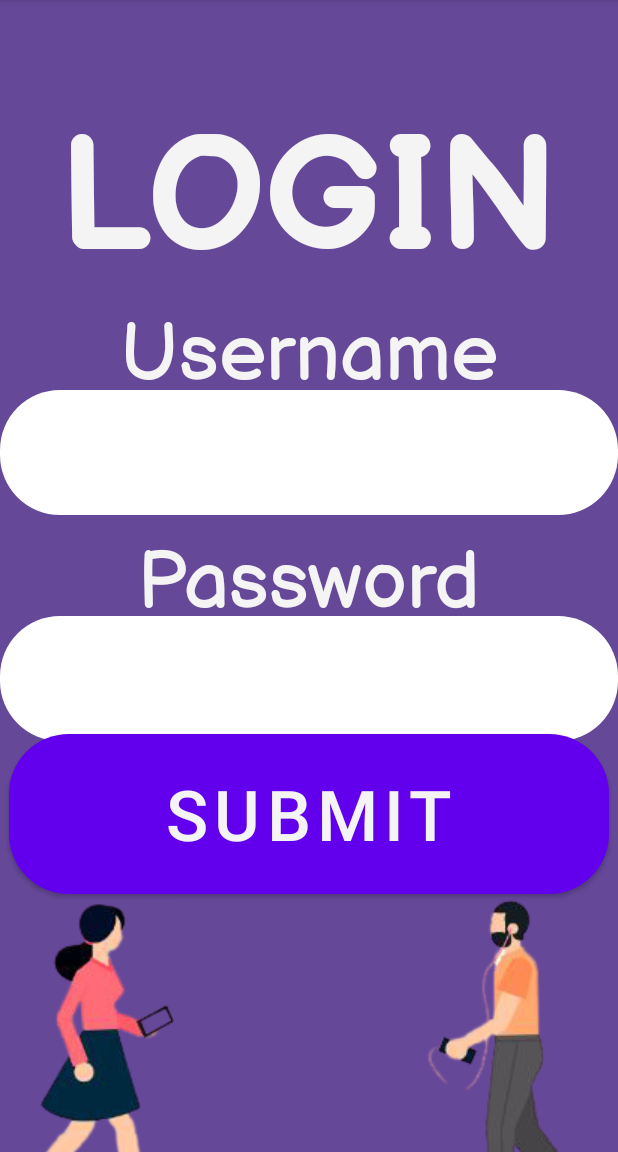
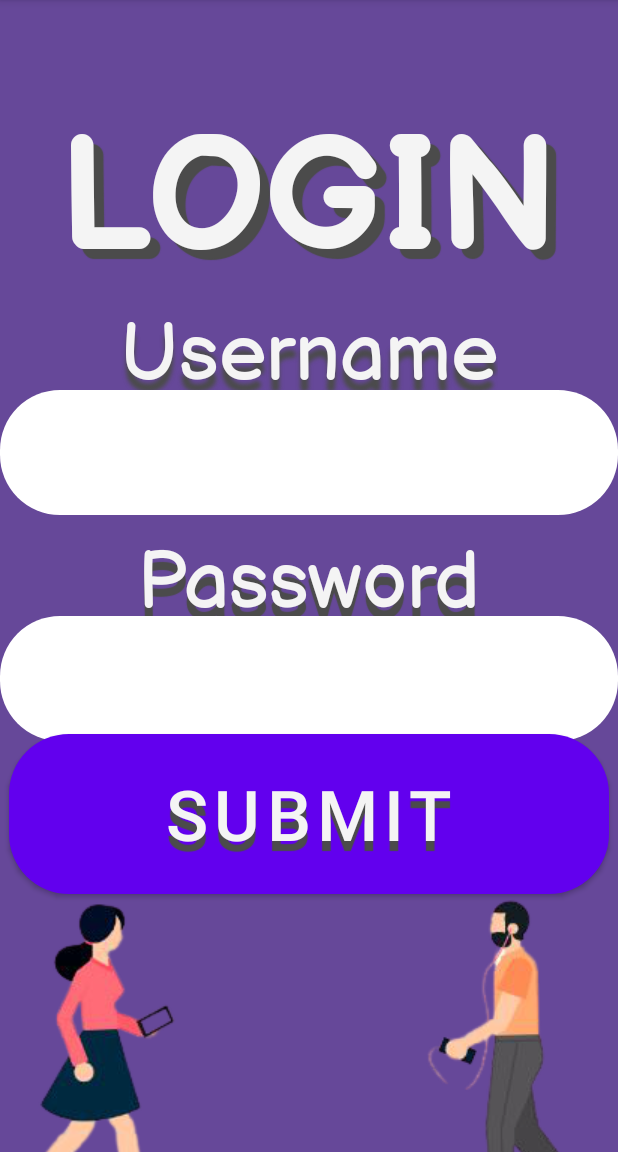
Before and after one commit to Nicolaas0/dashboard-app, an Android app: the loginActivity screen opened directly, with no data from a screen before it, on a phone screen of 412 x 824 dp, the part 84-1236 px from its top. Run offline under Robolectric (Android 15) with nearby library versions, the phone set to English and light mode, and no system bars.

Commit message:
add shadow colors and add some shadow in text

```diff
--- a/app/src/main/res/layout/activity_login.xml
+++ b/app/src/main/res/layout/activity_login.xml
@@ -15,6 +15,10 @@
     android:text="LOGIN"
     android:textStyle="bold"
     android:fontFamily="@font/balsamiqsans_bold"
+    android:shadowDx="10"
+    android:shadowDy="10"
+    android:shadowColor="@color/shadow"
+    android:shadowRadius="0.01"
     app:layout_constraintBottom_toBottomOf="parent"
     app:layout_constraintTop_toTopOf="parent"
     app:layout_constraintLeft_toLeftOf="parent"
@@ -30,6 +34,10 @@
         android:textColor="@color/font"
         android:textSize="80px"
         android:fontFamily="@font/balsamiqsans_regular"
+        android:shadowColor="@color/shadow"
+        android:shadowDy="12"
+        android:shadowDx="0"
+        android:shadowRadius="3"
         app:layout_constraintRight_toRightOf="parent"
         app:layout_constraintLeft_toLeftOf="parent"
         app:layout_constraintBottom_toBottomOf="parent"
@@ -58,6 +66,10 @@
         android:fontFamily="@font/balsamiqsans_regular"
         android:textSize="80px"
         android:textColor="@color/font"
+        android:shadowDx="0"
+        android:shadowDy="12"
+        android:shadowRadius="0.01"
+        android:shadowColor="@color/shadow"
         app:layout_constraintTop_toTopOf="parent"
         app:layout_constraintBottom_toBottomOf="parent"
         app:layout_constraintLeft_toLeftOf="parent"
@@ -84,6 +96,10 @@
         android:height="160px"
         android:hint="SUBMIT"
         android:textSize="70px"
+        android:shadowColor="@color/shadow"
+        android:shadowRadius="0.01"
+        android:shadowDy="10"
+        android:shadowDx="0"
         android:textColorHint="@color/font"
         app:layout_constraintTop_toTopOf="parent"
         app:layout_constraintLeft_toLeftOf="parent"
--- a/app/src/main/res/values/colors.xml
+++ b/app/src/main/res/values/colors.xml
@@ -12,4 +12,5 @@
     <color name="secfont">#AA94CF</color>
     <color name="button">#FFFFFF</color>
     <color name="heading">#FFFFFF</color>
+    <color name="shadow">#4B4B4B</color>
 </resources>
```
